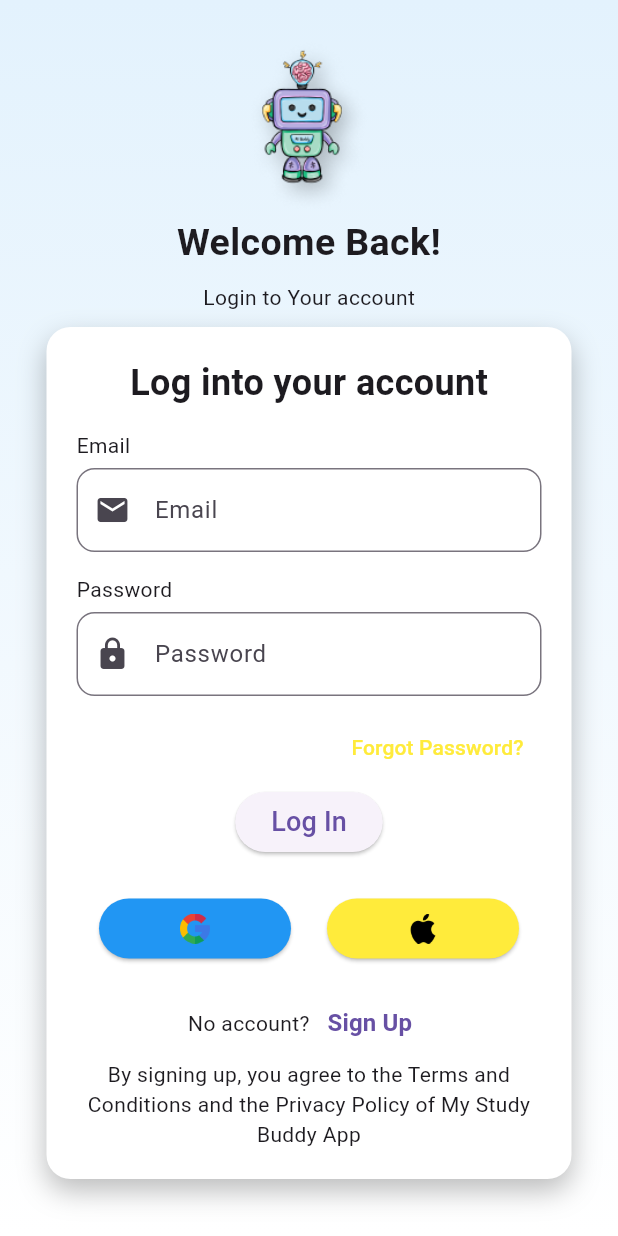
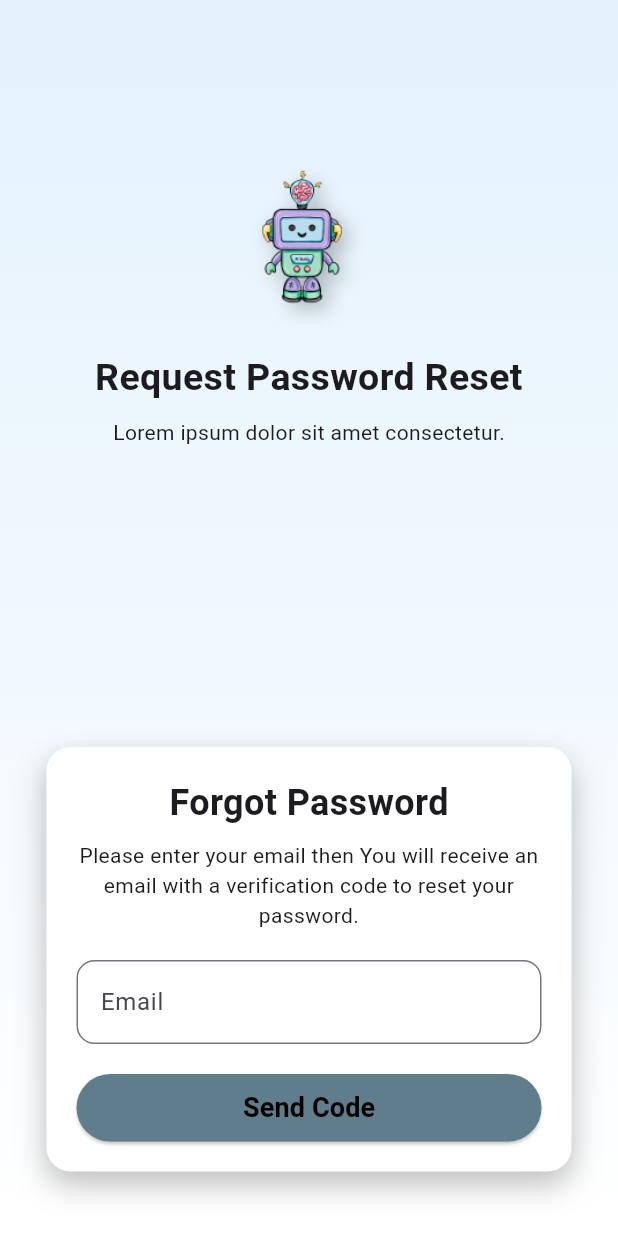
Before and after one commit to srsohan485/My_Study_Buddy, a Flutter app: the SmartLoginUI screen opened directly, after a tap on "Forgot Password?", on a phone screen of 412 x 824 dp. Run offline on Flutter 3.47's test engine with Material 3 defaults, Android fonts, the phone set to English and light mode, and no system bars.

```diff
--- /dev/null
+++ b/lib/authscreen/forgotpassword.dart
@@ -0,0 +1,125 @@
+import 'package:flutter/material.dart';
+import 'codevarification.dart';
+
+class Forgotpassword extends StatefulWidget {
+  const Forgotpassword({super.key});
+
+  @override
+  State<Forgotpassword> createState() => _ForgotpasswordState();
+}
+
+class _ForgotpasswordState extends State<Forgotpassword> {
+  final TextEditingController emailController = TextEditingController();
+
+  @override
+  Widget build(BuildContext context) {
+    return Scaffold(
+      body: Stack(
+        children: [
+          Container(
+            width: double.infinity,
+            height: double.infinity,
+            decoration: BoxDecoration(
+              gradient: LinearGradient(
+                begin: Alignment.topCenter,
+                end: Alignment.bottomCenter,
+                colors: [
+                  Colors.blue.shade50,
+                  Colors.white,
+                ],
+              ),
+            ),
+            child: SingleChildScrollView(
+              child: Column(
+                children: [
+                  SizedBox(height: 100),
+                  Image.asset('assets/images/img.png', width: 124, height: 124),
+                  const SizedBox(height: 10),
+                  const Text(
+                    "Request Password Reset",
+                    style: TextStyle(fontSize: 25, fontWeight: FontWeight.bold),
+                    textAlign: TextAlign.center,
+                  ),
+                  const SizedBox(height: 8),
+                  const Text("Lorem ipsum dolor sit amet consectetur."),
+                  const SizedBox(height: 200),
+                  AnimatedContainer(
+                    duration: const Duration(milliseconds: 400),
+                    padding: const EdgeInsets.all(20),
+                    width: 350,
+                    decoration: BoxDecoration(
+                      color: Colors.white,
+                      borderRadius: BorderRadius.circular(16),
+                      boxShadow: const [
+                        BoxShadow(color: Colors.black26, blurRadius: 17, offset: Offset(0, 8))
+                      ],
+                    ),
+
+                    child: Column(
+                      mainAxisSize: MainAxisSize.min,
+                      children: [
+                        const Text(
+                          "Forgot Password",
+                          style: TextStyle(fontSize: 24, fontWeight: FontWeight.bold),
+                        ),
+                        const SizedBox(height: 8),
+                        const Text(
+                          "Please enter your email then You will receive an email with a verification code to reset your password.",
+                          textAlign: TextAlign.center,
+                        ),
+                        const SizedBox(height: 20),
+                        TextField(
+                          controller: emailController,
+                          keyboardType: TextInputType.emailAddress,
+                          decoration: InputDecoration(
+                            labelText: "Email",
+                            border: OutlineInputBorder(
+                              borderRadius: BorderRadius.circular(12),
+                            ),
+                          ),
+                        ),
+                        const SizedBox(height: 20),
+                        SizedBox(
+                          width: double.infinity,
+                          height: 45,
+                          child: ElevatedButton(
+                            onPressed: () {
+                              if(emailController.text.isEmpty){
+                                ScaffoldMessenger.of(context).showSnackBar(
+                                  const SnackBar(content: Text("Please enter your email")),
+                                );
+                                return;
+                              }
+
+                              Navigator.push(
+                                context,
+                                MaterialPageRoute(
+                                  builder: (context) => Codevarification(
+                                    email: emailController.text,
+                                  ),
+                                ),
+                              );
+                            },
+                            style: ElevatedButton.styleFrom(
+                              backgroundColor: Colors.blueGrey,
+                            ),
+                            child: const Text(
+                              "Send Code",
+                              style: TextStyle(
+                                  fontSize: 18, fontWeight: FontWeight.bold, color: Colors.black),
+                            ),
+                          ),
+                        ),
+                      ],
+                    ),
+                  ),
+
+                ],
+              ),
+            ),
+          ),
+        ],
+      ),
+    );
+  }
+}
--- a/lib/authscreen/loginscreen.dart
+++ b/lib/authscreen/loginscreen.dart
@@ -1,5 +1,7 @@
 import 'package:flutter/material.dart';
+import 'package:mystudybuddy/authscreen/forgotpassword.dart';
 import 'package:mystudybuddy/authscreen/singupscreen.dart';
+
 
 class SmartLoginUI extends StatefulWidget {
   const SmartLoginUI({super.key});
@@ -119,12 +121,13 @@ class _SmartLoginUIState extends State<SmartLoginUI> {
                           alignment: Alignment.centerRight,
                           child: TextButton(
                             onPressed: () {
-                              // Forgot password action এখানে লিখো
+                              Navigator.push(context, MaterialPageRoute(builder: (context)=>Forgotpassword()));
                             },
                             child: const Text(
                               "Forgot Password?",
                               style: TextStyle(color: Colors.yellow),
                             ),
+
                           ),
                         ),
 
```
Also changed, not shown: lib/authscreen/codevarification.dart (added, +150 -0 lines), lib/authscreen/confirmpassword.dart (added, +188 -0 lines), lib/authscreen/setnewpassword.dart (added, +14 -0 lines), lib/authscreen/termscondition.dart (added, +78 -0 lines).
